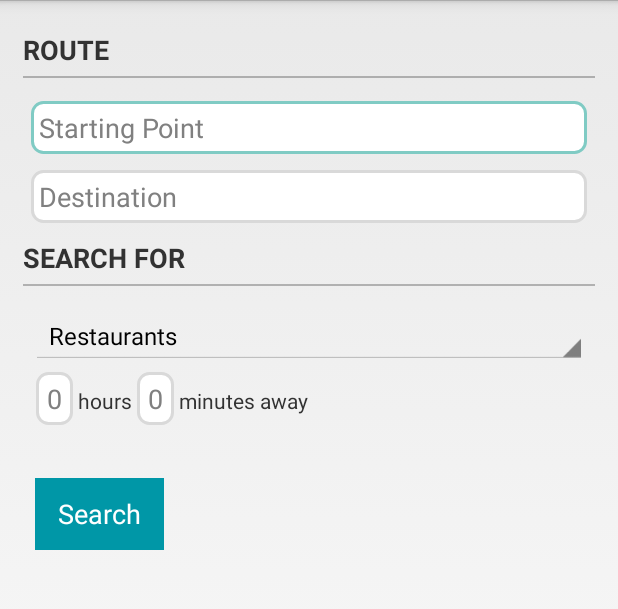
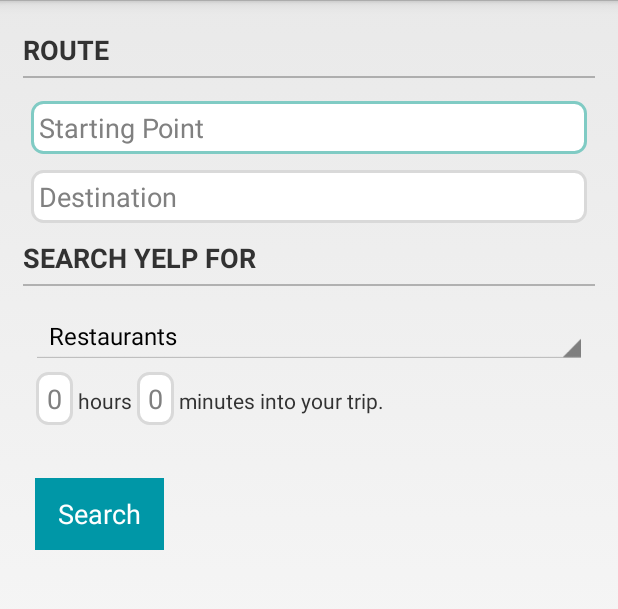
Before and after one commit to lmkahn/Waypoint, an Android app: the screen it shows after launch (RouteInputActivity), on a phone screen of 412 x 824 dp, the part 72-681 px from its top. Run offline under Robolectric (Android 15) with nearby library versions, the phone set to English and light mode, and no system bars.

Commit message:
Final commit. Fixed major bugs.

```diff
--- a/app/src/main/java/com/lauren/waypoint/ResultMapActivity.java
+++ b/app/src/main/java/com/lauren/waypoint/ResultMapActivity.java
@@ -116,8 +116,9 @@ public class ResultMapActivity extends FragmentActivity implements GoogleApiClie
         String start = Route.getStart();
         String end = Route.getDestination();
         //use lat long of waypoint address
-        String waypointStr = lat + "," + lon + "|";
-        String uriString = "http://maps.google.com/maps?saddr=" + start + "&daddr=" + end + "&waypoints=" + waypointStr;
+
+        String waypointStr = lat + "," + lon ;
+        String uriString = "http://maps.google.com/maps?output=classic&saddr=" + start + "&daddr=" + waypointStr + "+to:" + end;
 
         database.delete("YelpData", null, null);
 
--- a/app/src/main/java/com/lauren/waypoint/RouteInputActivity.java
+++ b/app/src/main/java/com/lauren/waypoint/RouteInputActivity.java
@@ -1,13 +1,19 @@
 package com.lauren.waypoint;
 
+import android.content.Context;
 import android.content.Intent;
 import android.database.sqlite.SQLiteDatabase;
 import android.os.Bundle;
 import android.support.v4.app.FragmentActivity;
+import android.view.Gravity;
 import android.view.View;
 import android.widget.EditText;
 import android.widget.Spinner;
 import android.widget.TextView;
+import android.widget.Toast;
+//import com.lauren.waypoint.Route.returnResults;
+
+import org.w3c.dom.Text;
 
 import java.util.concurrent.TimeUnit;
 
@@ -25,10 +31,34 @@ public class RouteInputActivity extends FragmentActivity {
         super.onCreate(savedInstanceState);
         setContentView(R.layout.activity_route_input);
 
+        String error;
+        if (savedInstanceState == null) {
+            Bundle bundle = getIntent().getExtras();
+            if(bundle == null) {
+                error = null;
+            } else {
+                error = bundle.getString("Error");
+            }
+        } else {
+            error = (String) savedInstanceState.getSerializable("ID");
+        }
+
+        if(error != null){
+            Context context = getApplicationContext();
+            CharSequence text = "No Results";
+            int duration = Toast.LENGTH_LONG;
+
+            Toast toast = Toast.makeText(context, text, duration);
+            toast.setGravity(Gravity.TOP, 0, 150);
+            toast.show();
+        }
+
         ResultsDBHelper db = new ResultsDBHelper(this);
         database = db.getWritableDatabase();
 
+
     }
+
     //handles submit button click to query for route results
     public void onSubmitRoute(View v){
         EditText startingPointInput = (EditText) findViewById(R.id.route_start_input);
@@ -74,19 +104,20 @@ public class RouteInputActivity extends FragmentActivity {
             //Finish getting time offset
 
             //Get route
-            //Route router = new Route(startLat, startLong, destLat, destLong, seconds);
-            Route router = new Route(categoryStr, startNameString, destNameString, seconds, database);
+            Route router = new Route(getApplicationContext(), categoryStr, startNameString, destNameString, seconds, database);
             Thread t = new Thread(router);
             t.start();
 
             //Pause so thread can finish and populate DB
             try {
-                TimeUnit.SECONDS.sleep(1);
+                TimeUnit.MILLISECONDS.sleep(3500);
             } catch (InterruptedException e) {
                 e.printStackTrace();
             }
+
             Intent intent = new Intent(this, ListItemResults.class);
             startActivity(intent);
+
         }
     }
 }
--- a/app/src/main/res/layout/activity_route_input.xml
+++ b/app/src/main/res/layout/activity_route_input.xml
@@ -41,6 +41,7 @@
                 android:layout_marginLeft="5dp"
                 android:layout_marginRight="5dp"
                 android:padding="5dp"
+                android:maxLines="1"
                 android:background="@drawable/edittext_style"
                 android:hint="Starting Point"/>
             <TextView
@@ -64,6 +65,7 @@
                 android:layout_weight="9"
                 android:layout_margin="5dp"
                 android:padding="5dp"
+                android:maxLines="1"
                 android:background="@drawable/edittext_style"
                 android:hint="Destination"/>
             <TextView
@@ -80,7 +82,7 @@
             android:layout_height="wrap_content"
             android:layout_marginTop="5dp"
             android:layout_marginBottom="5dp"
-            android:text="Search For"
+            android:text="Search Yelp For"
             android:textStyle="bold"
             android:textAllCaps="true"
             android:textSize="18sp"/>
@@ -143,7 +145,7 @@
             <TextView
                 android:layout_width="wrap_content"
                 android:layout_height="wrap_content"
-                android:text="minutes away"/>
+                android:text="minutes into your trip."/>
 
         </LinearLayout>
         <LinearLayout
@@ -170,6 +172,12 @@
             android:layout_marginLeft="8dp"
             android:textColor="#ffffff"
             />
+        <TextView
+            android:id="@+id/error_message"
+            android:layout_width="wrap_content"
+            android:layout_height="wrap_content"
+            android:text="It worked."
+            android:visibility="gone"/>
 
     </LinearLayout>
 </ScrollView>
```
Also changed, not shown: app/src/main/AndroidManifest.xml (+2 -5 lines), app/src/main/java/com/lauren/waypoint/ListItemResults.java (+11 -0 lines), app/src/main/java/com/lauren/waypoint/ResultsArrayAdapter.java (+0 -8 lines), app/src/main/java/com/lauren/waypoint/Route.java (+33 -25 lines), app/src/main/res/layout/activity_list_item_results.xml (+0 -14 lines), app/src/main/res/layout/results_list_item.xml (+0 -14 lines).
